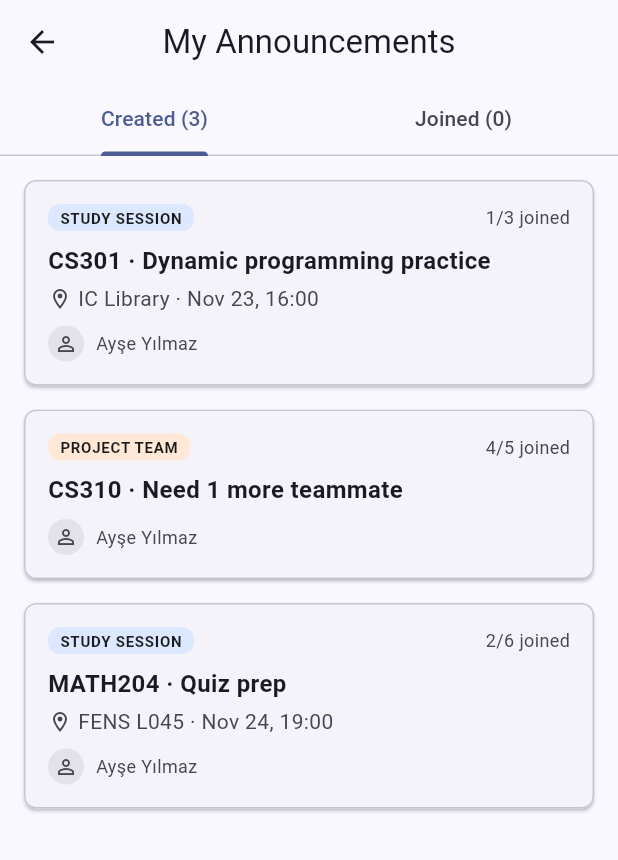
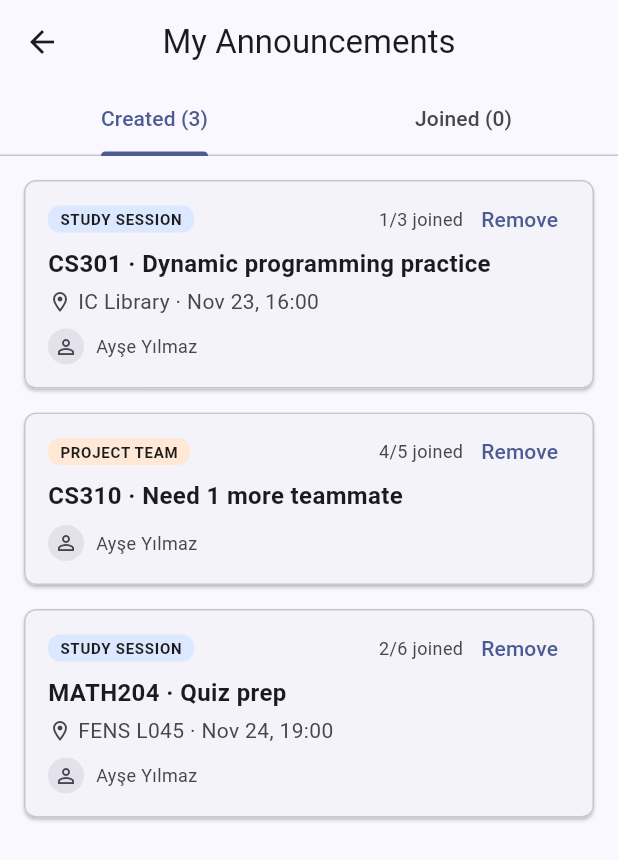
Before and after one commit to mahmutoztuncer/cs310-mobile-project, a Flutter app: the MyAnnouncementsScreen screen opened directly, on a phone screen of 412 x 824 dp. Shown: the top 860 px of the screen. Run offline on Flutter 3.47's test engine with Material 3 defaults, Android fonts, the phone set to English and light mode, and no system bars; network calls fail.

Commit message:
Add remove and leave actions with confirmation dialog
Created cards can be removed from the list and joined cards can be
left. Both ask for confirmation first.

```diff
--- a/lib/screens/my_announcements_screen.dart
+++ b/lib/screens/my_announcements_screen.dart
@@ -7,8 +7,71 @@ import '../widgets/announcement_card.dart';
 import 'account_widgets.dart';
 
 /// Lists the announcements the demo user created and joined, in two tabs.
-class MyAnnouncementsScreen extends StatelessWidget {
+/// Created cards can be removed; joined cards can be left.
+class MyAnnouncementsScreen extends StatefulWidget {
   const MyAnnouncementsScreen({super.key});
+
+  @override
+  State<MyAnnouncementsScreen> createState() => _MyAnnouncementsScreenState();
+}
+
+class _MyAnnouncementsScreenState extends State<MyAnnouncementsScreen> {
+  /// Shows a confirmation dialog and returns true only if the user confirms.
+  Future<bool> _confirm({
+    required String title,
+    required String message,
+    required String action,
+  }) async {
+    final result = await showDialog<bool>(
+      context: context,
+      builder: (context) => AlertDialog(
+        title: Text(title),
+        content: Text(message),
+        actions: [
+          TextButton(
+            onPressed: () => Navigator.pop(context, false),
+            child: const Text('Cancel'),
+          ),
+          FilledButton(
+            onPressed: () => Navigator.pop(context, true),
+            child: Text(action),
+          ),
+        ],
+      ),
+    );
+    return result ?? false; // tapping outside the dialog returns null
+  }
+
+  void _showMessage(String text) {
+    ScaffoldMessenger.of(context)
+      ..hideCurrentSnackBar()
+      ..showSnackBar(SnackBar(content: Text(text)));
+  }
+
+  Future<void> _remove(Announcement a) async {
+    final confirmed = await _confirm(
+      title: 'Remove announcement?',
+      message: '"${a.courseCode} · ${a.title}" will be deleted for everyone.',
+      action: 'Remove',
+    );
+    if (!confirmed || !mounted) return;
+    setState(() {
+      sampleAnnouncements.removeWhere((x) => x.id == a.id);
+      DemoAccount.created--; // keeps the Profile count in sync
+    });
+    _showMessage('Announcement removed.');
+  }
+
+  Future<void> _leave(Announcement a) async {
+    final confirmed = await _confirm(
+      title: 'Leave announcement?',
+      message: 'You will be removed from "${a.courseCode} · ${a.title}".',
+      action: 'Leave',
+    );
+    if (!confirmed || !mounted) return;
+    MyActivity.leave(a.id); // the ValueListenableBuilder rebuilds the lists
+    _showMessage('You left this announcement.');
+  }
 
   @override
   Widget build(BuildContext context) {
@@ -38,8 +101,16 @@ class MyAnnouncementsScreen extends StatelessWidget {
             ),
             body: TabBarView(
               children: [
-                _AnnouncementList(items: created),
-                _AnnouncementList(items: joined),
+                _AnnouncementList(
+                  items: created,
+                  actionLabel: 'Remove',
+                  onAction: _remove,
+                ),
+                _AnnouncementList(
+                  items: joined,
+                  actionLabel: 'Leave',
+                  onAction: _leave,
+                ),
               ],
             ),
           ),
@@ -49,24 +120,41 @@ class MyAnnouncementsScreen extends StatelessWidget {
   }
 }
 
-/// Scrollable list of announcement cards; tapping a card opens Details.
+/// Scrollable list of announcement cards with one action button per card.
+/// Tapping a card opens Details.
 class _AnnouncementList extends StatelessWidget {
   final List<Announcement> items;
-  const _AnnouncementList({required this.items});
+  final String actionLabel;
+  final void Function(Announcement) onAction;
+
+  const _AnnouncementList({
+    required this.items,
+    required this.actionLabel,
+    required this.onAction,
+  });
 
   @override
   Widget build(BuildContext context) {
     return ListView.builder(
       padding: const EdgeInsets.symmetric(vertical: AppSpacing.sm),
       itemCount: items.length,
-      itemBuilder: (context, i) => AnnouncementCard(
-        announcement: items[i],
-        onTap: () => Navigator.pushNamed(
-          context,
-          '/details',
-          arguments: items[i],
-        ),
-      ),
+      itemBuilder: (context, i) {
+        final a = items[i];
+        return AnnouncementCard(
+          announcement: a,
+          onTap: () => Navigator.pushNamed(context, '/details', arguments: a),
+          trailing: TextButton(
+            onPressed: () => onAction(a),
+            style: TextButton.styleFrom(
+              visualDensity: VisualDensity.compact,
+              padding: const EdgeInsets.symmetric(horizontal: AppSpacing.sm),
+              minimumSize: Size.zero,
+              tapTargetSize: MaterialTapTargetSize.shrinkWrap,
+            ),
+            child: Text(actionLabel),
+          ),
+        );
+      },
     );
   }
 }
```
